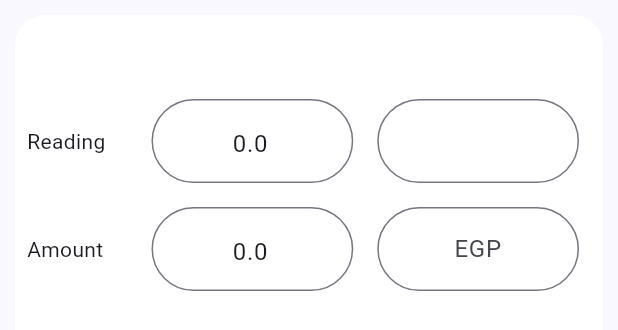
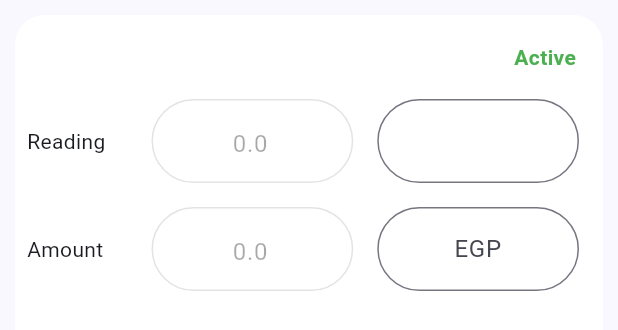
Before and after one commit to youssefasultan/GASTrack, a Flutter app: the HoseListTile widget shown alone on an empty page, opened directly, on a phone screen of 412 x 824 dp. Shown: the top 330 px of the screen. Run offline on Flutter 3.47's test engine with Material 3 defaults, Android fonts, the phone set to English and light mode, and no system bars; our stand-ins replace shared_preferences; accounts and stored records are empty; generated files the repository leaves out were written again; network calls fail; Roboto replaces fonts that are missing (Babas).

Commit message:
added inActive flag per hose

```diff
--- a/lib/l10n/app_ar.arb
+++ b/lib/l10n/app_ar.arb
@@ -58,7 +58,9 @@
   "cashOverFlowError" : "من فضلك تأكد من القيم المدخله",
   "adminHome" : "الصفحه الرئيسية للمسؤل",
   "enterDate" : "أدخل التاريخ",
-  "search": "بحث"
+  "search": "بحث",
+  "active" : "ناشط",
+  "inActive" : "غير نشط"
 
 
 }
--- a/lib/l10n/app_en.arb
+++ b/lib/l10n/app_en.arb
@@ -58,6 +58,8 @@
   "cashOverFlowError" : "Please Check Entries",
   "adminHome" : "Admin Home",
   "enterDate" : "Enter Date",
-  "search": "Search"
+  "search": "Search",
+  "active" : "Active",
+  "inActive" : "Inactive"
 
 }
--- a/lib/models/hose.dart
+++ b/lib/models/hose.dart
@@ -14,6 +14,7 @@ class Hose with ChangeNotifier {
   final String measuringUnit;
   final String measuringPointDesc;
   final int index;
+  final bool inActiveFlag;
 
   Hose({
     required this.material,
@@ -29,5 +30,6 @@ class Hose with ChangeNotifier {
     required this.measuringPointDesc,
     required this.equipmentId,
     required this.index,
+    required this.inActiveFlag,
   });
 }
--- a/lib/providers/hanging_unit_provider.dart
+++ b/lib/providers/hanging_unit_provider.dart
@@ -92,6 +92,7 @@ class HangingUnitsProvider with ChangeNotifier {
               measuringPointDesc: e['MeasuringPointDesc'],
               equipmentId: e['Equipment'],
               index: extractedData.indexOf(e),
+              inActiveFlag: e['InactiveFlag'] as bool,
             ))
         .toList();
     _hoseList = loadedHose;
--- a/lib/widgets/home_widgets/hose_list_tile.dart
+++ b/lib/widgets/home_widgets/hose_list_tile.dart
@@ -4,7 +4,6 @@ import 'package:flutter_gen/gen_l10n/app_localizations.dart';
 
 import '../../helpers/view/dialog_builder.dart';
 import '../../models/hose.dart';
-
 
 class HoseListTile extends StatelessWidget {
   const HoseListTile({super.key});
@@ -60,14 +59,41 @@ class HoseListTile extends StatelessWidget {
           child: Column(
             crossAxisAlignment: CrossAxisAlignment.start,
             children: [
-              Column(
-                crossAxisAlignment: CrossAxisAlignment.start,
+              Row(
+                mainAxisAlignment: MainAxisAlignment.spaceBetween,
                 children: [
-                  Text(
-                    hose.measuringPointDesc,
-                    style: themeData.textTheme.titleSmall,
+                  Column(
+                    crossAxisAlignment: CrossAxisAlignment.start,
+                    children: [
+                      Text(
+                        hose.measuringPointDesc,
+                        style: themeData.textTheme.titleSmall!
+                            .copyWith(color: themeData.primaryColor),
+                      ),
+                      Text(hose.materialDesc),
+                    ],
                   ),
-                  Text(hose.materialDesc),
+                  hose.inActiveFlag
+                      ? Padding(
+                          padding: const EdgeInsets.only(right: 10.0),
+                          child: Text(
+                            t.inActive,
+                            style: const TextStyle(
+                              color: Colors.red,
+                              fontWeight: FontWeight.w600,
+                            ),
+                          ),
+                        )
+                      : Padding(
+                          padding: const EdgeInsets.only(right: 10.0),
+                          child: Text(
+                            t.active,
+                            style: const TextStyle(
+                              color: Colors.green,
+                              fontWeight: FontWeight.w600,
+                            ),
+                          ),
+                        )
                 ],
               ),
               // Reading row
@@ -108,7 +134,7 @@ class HoseListTile extends StatelessWidget {
                           controller: lastReadingController,
                           keyboardType: TextInputType.number,
                           key: UniqueKey(),
-                          readOnly: true,
+                          enabled: false,
                           onSubmitted: (value) {
                             if (value.isNotEmpty) {
                               hose.lastReading = double.parse(value);
@@ -156,6 +182,7 @@ class HoseListTile extends StatelessWidget {
                           controller: readingController,
                           keyboardType: TextInputType.number,
                           key: UniqueKey(),
+                          enabled: !hose.inActiveFlag,
                           onSubmitted: (value) {
                             if (value.isEmpty) {
                               hose.enteredReading = 0;
@@ -215,7 +242,7 @@ class HoseListTile extends StatelessWidget {
                           controller: lastAmountController,
                           keyboardType: TextInputType.number,
                           key: UniqueKey(),
-                          readOnly: true,
+                          enabled: false,
                           onSubmitted: (value) {
                             hose.lastAmount = double.parse(value);
                           },
@@ -266,6 +293,7 @@ class HoseListTile extends StatelessWidget {
                           controller: amountController,
                           keyboardType: TextInputType.number,
                           key: UniqueKey(),
+                          enabled: !hose.inActiveFlag,
                           onSubmitted: (value) {
                             if (value.isEmpty) {
                               hose.enteredAmount = 0;
```
